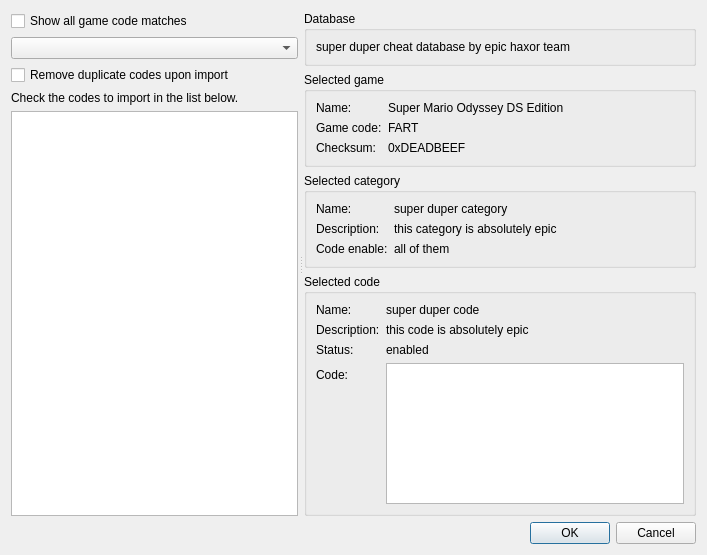
This is src/frontend/qt_sdl/CheatImportDialog.ui in openpak/melonds as Qt 5 draws it before an edit. The edited form follows.
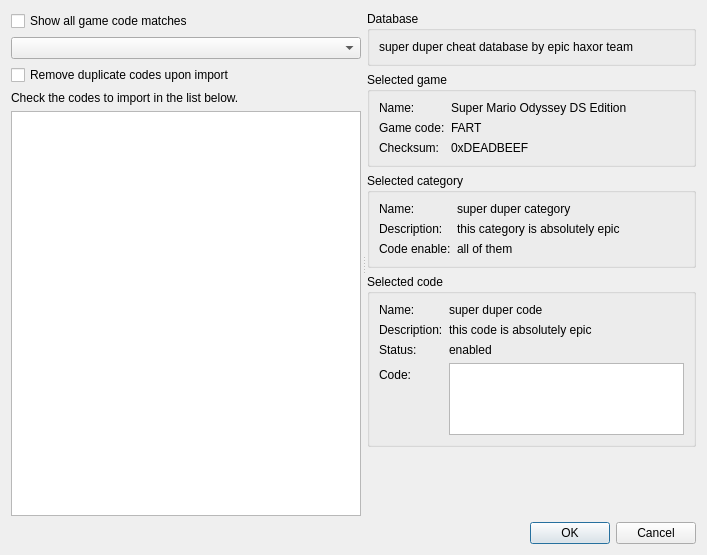
This is the edited form.

Commit message: remove some unneeded cruft

Patch:
```diff
--- a/src/frontend/qt_sdl/CheatImportDialog.ui
+++ b/src/frontend/qt_sdl/CheatImportDialog.ui
@@ -324,6 +324,15 @@
           </item>
           <item row="3" column="1">
            <widget class="QPlainTextEdit" name="txtCodeCode">
+            <property name="sizePolicy">
+             <sizepolicy hsizetype="Expanding" vsizetype="Expanding">
+              <horstretch>0</horstretch>
+              <verstretch>0</verstretch>
+             </sizepolicy>
+            </property>
+            <property name="sizeAdjustPolicy">
+             <enum>QAbstractScrollArea::SizeAdjustPolicy::AdjustToContents</enum>
+            </property>
             <property name="readOnly">
              <bool>true</bool>
             </property>
```
The commit also changes 2 other files.
